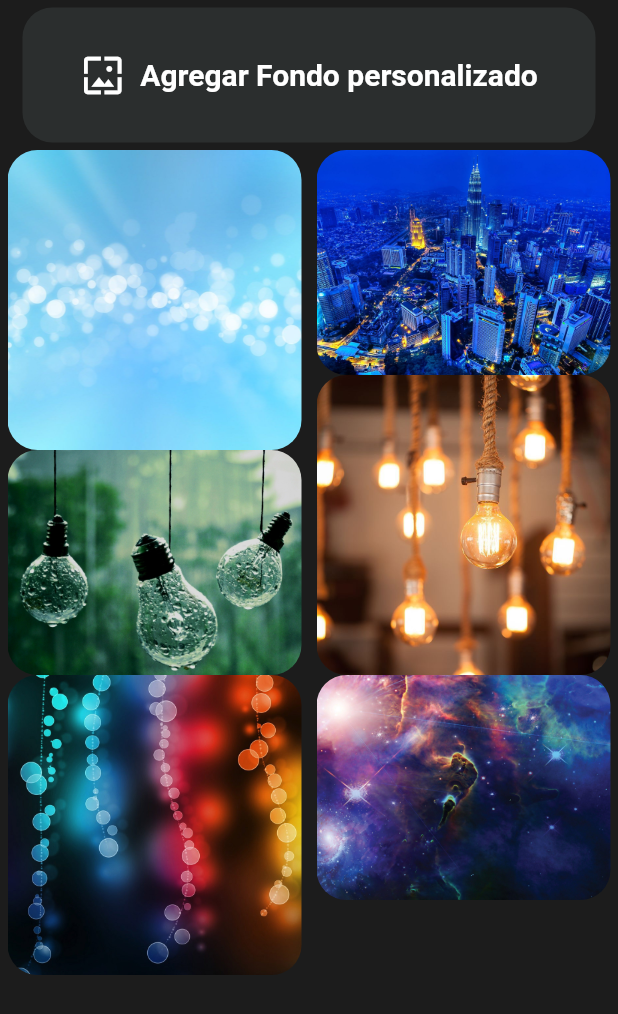
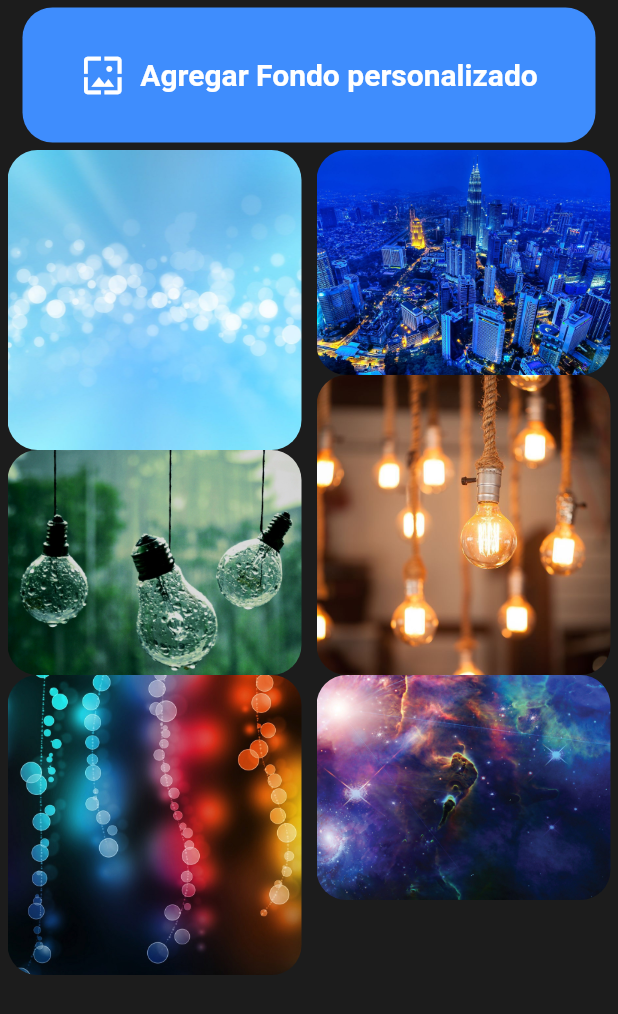
Before and after one commit to jrdeavila/gestion_tareas, a Flutter app: the WallpaperTabView widget shown alone on an empty page, opened directly, on a phone screen of 412 x 824 dp. Shown: the top 1014 px of the screen. Run offline on Flutter 3.47's test engine with Material 2 defaults, Android fonts, the phone set to English and light mode, and no system bars; our stand-ins replace audioplayers, cached_network_image, cloud_firestore, dio, firebase_auth, firebase_core and 11 more; missing offline and left inert: firebase_app_check; accounts and stored records are empty; network calls fail.

Commit message:
Cambiar color de boton de cambion fondo

```diff
--- a/music_concept_app/lib/pages/home/widgets/wallpaper_tab.dart
+++ b/music_concept_app/lib/pages/home/widgets/wallpaper_tab.dart
@@ -27,7 +27,7 @@ class WallpaperTabView extends StatelessWidget {
                 vertical: 30.0,
               ),
               decoration: BoxDecoration(
-                color: Get.theme.colorScheme.onBackground,
+                color: Get.theme.colorScheme.primary,
                 borderRadius: BorderRadius.circular(20.0),
               ),
               child: const Row(
```
